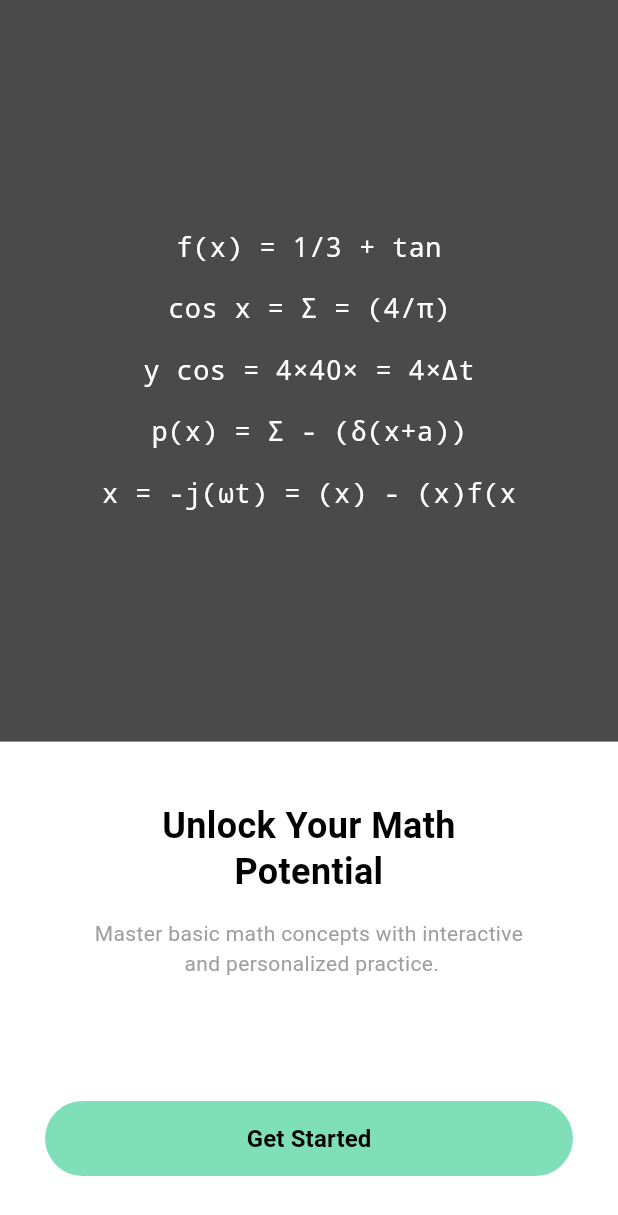
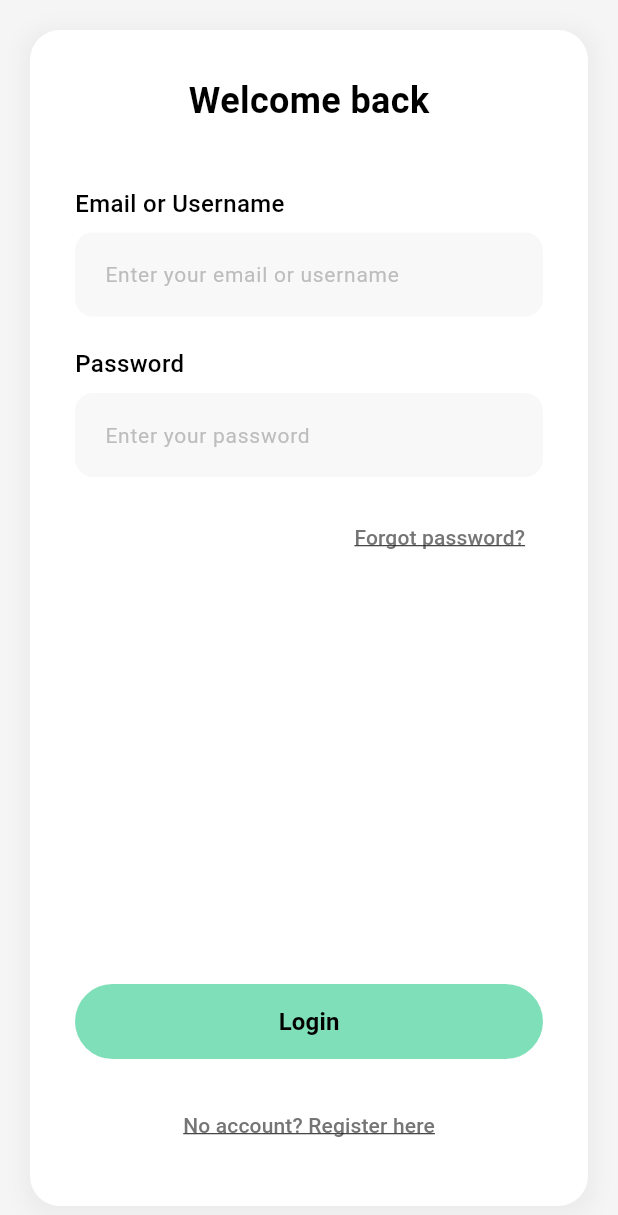
Before and after one commit to Sweexou/FileRouge-Mobile, a Flutter app: the screen it shows after launch, after a tap on "Get Started", on a phone screen of 412 x 824 dp. Shown: the top 1215 px of the screen. Run offline on Flutter 3.47's test engine with Material 3 defaults, Android fonts, the phone set to English and light mode, and no system bars.

Commit message:
fix: login with API OK

```diff
--- /dev/null
+++ b/flutter_filerouge/lib/models/login_response.dart
@@ -0,0 +1,19 @@
+class LoginResponse {
+  final String token;
+
+  LoginResponse({
+    required this.token,
+  });
+
+  factory LoginResponse.fromJson(Map<String, dynamic> json) {
+    return LoginResponse(
+      token: json['token'] ?? '',
+    );
+  }
+
+  Map<String, dynamic> toJson() {
+    return {
+      'token': token,
+    };
+  }
+}
--- a/flutter_filerouge/lib/pages/get_started_page.dart
+++ b/flutter_filerouge/lib/pages/get_started_page.dart
@@ -1,4 +1,5 @@
 import 'package:flutter/material.dart';
+import 'login_page.dart';
 
 class GetStartedPage extends StatelessWidget {
   const GetStartedPage({Key? key}) : super(key: key);
@@ -67,13 +68,18 @@ class GetStartedPage extends StatelessWidget {
                       ),
                     ],
                   ),
-                  // Bouton Get Started
+                  // Bouton Get Started avec navigation
                   SizedBox(
                     width: double.infinity,
                     height: 50,
                     child: ElevatedButton(
                       onPressed: () {
-                        // Navigation à implémenter
+                        Navigator.push(
+                          context,
+                          MaterialPageRoute(
+                            builder: (context) => const LoginPage(),
+                          ),
+                        );
                       },
                       style: ElevatedButton.styleFrom(
                         backgroundColor: const Color(0xFF7FDFB8),
--- /dev/null
+++ b/flutter_filerouge/lib/pages/login_page.dart
@@ -0,0 +1,294 @@
+import 'package:flutter/material.dart';
+import '../services/auth_service.dart';
+import 'home_page.dart';
+
+class LoginPage extends StatefulWidget {
+  const LoginPage({Key? key}) : super(key: key);
+
+  @override
+  State<LoginPage> createState() => _LoginPageState();
+}
+
+class _LoginPageState extends State<LoginPage> {
+  final _formKey = GlobalKey<FormState>();
+  final _emailController = TextEditingController();
+  final _passwordController = TextEditingController();
+  bool _isLoading = false;
+
+  @override
+  void dispose() {
+    _emailController.dispose();
+    _passwordController.dispose();
+    super.dispose();
+  }
+
+  Future<void> _handleLogin() async {
+    if (!_formKey.currentState!.validate()) return;
+
+      setState(() {
+        _isLoading = true;
+      });
+
+      try {
+        final result = await AuthService.login(
+          _emailController.text.trim(),
+          _passwordController.text,
+        );
+
+        if (result['success']) {
+          // Récupération du token
+          final token = result['token'] as String;
+
+          // Ici vous pouvez stocker le token pour les futures requêtes
+          // Par exemple avec SharedPreferences
+          print('Login successful! Token: $token');
+
+          // Login réussi - redirection vers la page d'accueil
+          if (mounted) {
+            Navigator.pushReplacement(
+              context,
+              MaterialPageRoute(
+                builder: (context) => const HomePage(),
+              ),
+            );
+          }
+        } else {
+          // Afficher l'erreur
+          if (mounted) {
+            ScaffoldMessenger.of(context).showSnackBar(
+              SnackBar(
+                content: Text(result['error'] ?? 'Login failed'),
+                backgroundColor: Colors.red,
+              ),
+            );
+          }
+        }
+      } catch (e) {
+        if (mounted) {
+          ScaffoldMessenger.of(context).showSnackBar(
+            SnackBar(
+              content: Text('Error: $e'),
+              backgroundColor: Colors.red,
+            ),
+          );
+        }
+      } finally {
+        if (mounted) {
+          setState(() {
+            _isLoading = false;
+          });
+        }
+      }
+    }
+
+  @override
+  Widget build(BuildContext context) {
+    return Scaffold(
+      backgroundColor: const Color(0xFFF5F5F5),
+      resizeToAvoidBottomInset: true,
+      body: SafeArea(
+        child: SingleChildScrollView(
+          padding: const EdgeInsets.all(20),
+          child: Container(
+            constraints: BoxConstraints(
+              minHeight: MediaQuery.of(context).size.height -
+                         MediaQuery.of(context).padding.top - 40,
+            ),
+            child: IntrinsicHeight(
+              child: Container(
+                padding: const EdgeInsets.all(30),
+                decoration: BoxDecoration(
+                  color: Colors.white,
+                  borderRadius: BorderRadius.circular(20),
+                  boxShadow: [
+                    BoxShadow(
+                      color: Colors.grey.withOpacity(0.1),
+                      spreadRadius: 5,
+                      blurRadius: 10,
+                      offset: const Offset(0, 3),
+                    ),
+                  ],
+                ),
+                child: Form(
+                  key: _formKey,
+                  child: Column(
+                    mainAxisSize: MainAxisSize.min,
+                    crossAxisAlignment: CrossAxisAlignment.start,
+                    children: [
+                      // Titre
+                      const Center(
+                        child: Text(
+                          'Welcome back',
+                          style: TextStyle(
+                            fontSize: 24,
+                            fontWeight: FontWeight.bold,
+                            color: Colors.black,
+                          ),
+                        ),
+                      ),
+                      const SizedBox(height: 40),
+
+                      // Champ Email
+                      const Text(
+                        'Email or Username',
+                        style: TextStyle(
+                          fontSize: 16,
+                          fontWeight: FontWeight.w500,
+                          color: Colors.black,
+                        ),
+                      ),
+                      const SizedBox(height: 8),
+                      TextFormField(
+                        controller: _emailController,
+                        keyboardType: TextInputType.emailAddress,
+                        textInputAction: TextInputAction.next,
+                        decoration: InputDecoration(
+                          hintText: 'Enter your email or username',
+                          hintStyle: TextStyle(
+                            color: Colors.grey[400],
+                            fontSize: 14,
+                          ),
+                          filled: true,
+                          fillColor: const Color(0xFFF8F8F8),
+                          border: OutlineInputBorder(
+                            borderRadius: BorderRadius.circular(12),
+                            borderSide: BorderSide.none,
+                          ),
+                          contentPadding: const EdgeInsets.symmetric(
+                            horizontal: 16,
+                            vertical: 16,
+                          ),
+                        ),
+                        validator: (value) {
+                          if (value?.isEmpty == true) {
+                            return 'Please enter your email or username';
+                          }
+                          return null;
+                        },
+                      ),
+                      const SizedBox(height: 20),
+
+                      // Champ Password
+                      const Text(
+                        'Password',
+                        style: TextStyle(
+                          fontSize: 16,
+                          fontWeight: FontWeight.w500,
+                          color: Colors.black,
+                        ),
+                      ),
+                      const SizedBox(height: 8),
+                      TextFormField(
+                        controller: _passwordController,
+                        obscureText: true,
+                        keyboardType: TextInputType.visiblePassword,
+                        textInputAction: TextInputAction.done,
+                        onFieldSubmitted: (_) => _handleLogin(),
+                        decoration: InputDecoration(
+                          hintText: 'Enter your password',
+                          hintStyle: TextStyle(
+                            color: Colors.grey[400],
+                            fontSize: 14,
+                          ),
+                          filled: true,
+                          fillColor: const Color(0xFFF8F8F8),
+                          border: OutlineInputBorder(
+                            borderRadius: BorderRadius.circular(12),
+                            borderSide: BorderSide.none,
+                          ),
+                          contentPadding: const EdgeInsets.symmetric(
+                            horizontal: 16,
+                            vertical: 16,
+                          ),
+                        ),
+                        validator: (value) {
+                          if (value?.isEmpty == true) {
+                            return 'Please enter your password';
+                          }
+                          return null;
+                        },
+                      ),
+                      const SizedBox(height: 16),
+
+                      // Forgot password
+                      Align(
+                        alignment: Alignment.centerRight,
+                        child: TextButton(
+                          onPressed: () {
+                            // Action pour mot de passe oublié
+                          },
+                          child: Text(
+                            'Forgot password?',
+                            style: TextStyle(
+                              color: Colors.grey[600],
+                              fontSize: 14,
+                              decoration: TextDecoration.underline,
+                            ),
+                          ),
+                        ),
+                      ),
+
+                      // Espace flexible
+                      const Spacer(),
+
+                      // Bouton Login
+                      SizedBox(
+                        width: double.infinity,
+                        height: 50,
+                        child: ElevatedButton(
+                          onPressed: _isLoading ? null : _handleLogin,
+                          style: ElevatedButton.styleFrom(
+                            backgroundColor: const Color(0xFF7FDFB8),
+                            shape: RoundedRectangleBorder(
+                              borderRadius: BorderRadius.circular(25),
+                            ),
+                            elevation: 0,
+                          ),
+                          child: _isLoading
+                              ? const SizedBox(
+                                  height: 20,
+                                  width: 20,
+                                  child: CircularProgressIndicator(
+                                    strokeWidth: 2,
+                                    valueColor: AlwaysStoppedAnimation<Color>(Colors.black),
+                                  ),
+                                )
+                              : const Text(
+                                  'Login',
+                                  style: TextStyle(
+                                    fontSize: 16,
+                                    fontWeight: FontWeight.w600,
+                                    color: Colors.black,
+                                  ),
+                                ),
+                        ),
+                      ),
+                      const SizedBox(height: 20),
+
+                      // Lien d'inscription
+                      Center(
+                        child: TextButton(
+                          onPressed: () {
+                            // Navigation vers page d'inscription
+                          },
+                          child: Text(
+                            'No account? Register here',
+                            style: TextStyle(
+                              color: Colors.grey[600],
+                              fontSize: 14,
+                              decoration: TextDecoration.underline,
+                            ),
+                          ),
+                        ),
+                      ),
+                    ],
+                  ),
+                ),
+              ),
+            ),
+          ),
+        ),
+      ),
+    );
+  }
+}
--- /dev/null
+++ b/flutter_filerouge/lib/services/auth_service.dart
@@ -0,0 +1,47 @@
+import 'dart:convert';
+import 'package:http/http.dart' as http;
+import '../models/login_response.dart';
+
+class AuthService {
+  static const String baseUrl = 'https://10.0.2.2:7063';
+
+  static Future<Map<String, dynamic>> login(String email, String password) async {
+    try {
+      print('Attempting login to: $baseUrl/api/Auth/login');
+
+      final response = await http.post(
+        Uri.parse('$baseUrl/api/Auth/login'),
+        headers: {
+          'Content-Type': 'application/json',
+        },
+        body: jsonEncode({
+          'Identifier': email,  // Changé de 'email' à 'Identifier'
+          'password': password, // Reste 'password' (minuscule)
+        }),
+      ).timeout(const Duration(seconds: 10));
+
+      print('Response status: ${response.statusCode}');
+      print('Response body: ${response.body}');
+
+      if (response.statusCode == 200) {
+        final loginResponse = LoginResponse.fromJson(jsonDecode(response.body));
+        return {
+          'success': true,
+          'data': loginResponse,
+          'token': loginResponse.token,
+        };
+      } else {
+        return {
+          'success': false,
+          'error': 'Login failed: ${response.statusCode}',
+        };
+      }
+    } catch (e) {
+      print('Login error: $e');
+      return {
+        'success': false,
+        'error': 'Network error: $e',
+      };
+    }
+  }
+}
--- a/flutter_filerouge/pubspec.yaml
+++ b/flutter_filerouge/pubspec.yaml
@@ -30,6 +30,7 @@ environment:
 dependencies:
   flutter:
     sdk: flutter
+  http: ^1.1.0
 
   # The following adds the Cupertino Icons font to your application.
   # Use with the CupertinoIcons class for iOS style icons.
```
Also changed, not shown: flutter_filerouge/lib/main.dart (+11 -0 lines), flutter_filerouge/lib/pages/home_page.dart (added, +47 -0 lines), flutter_filerouge/pubspec.lock, 2 other files.
